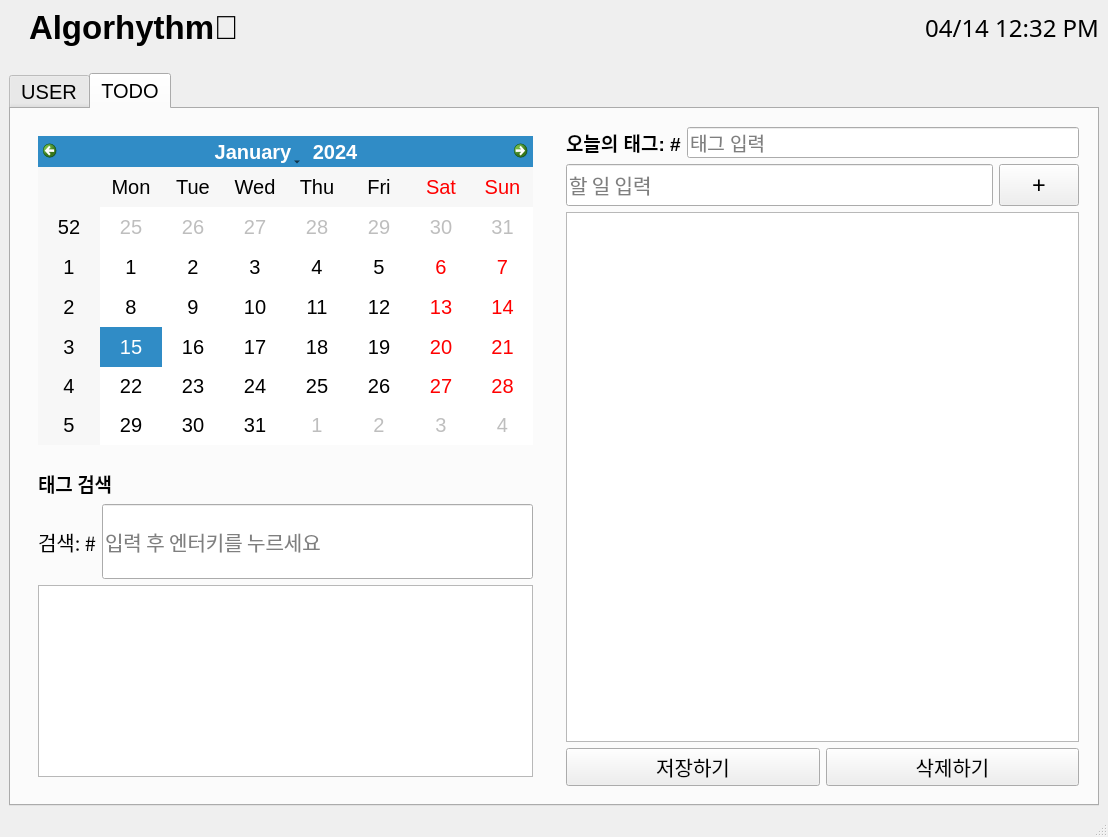
Old version of the form Algorhythm/algorhythm.ui in the repository MIN60/Algorhythm.
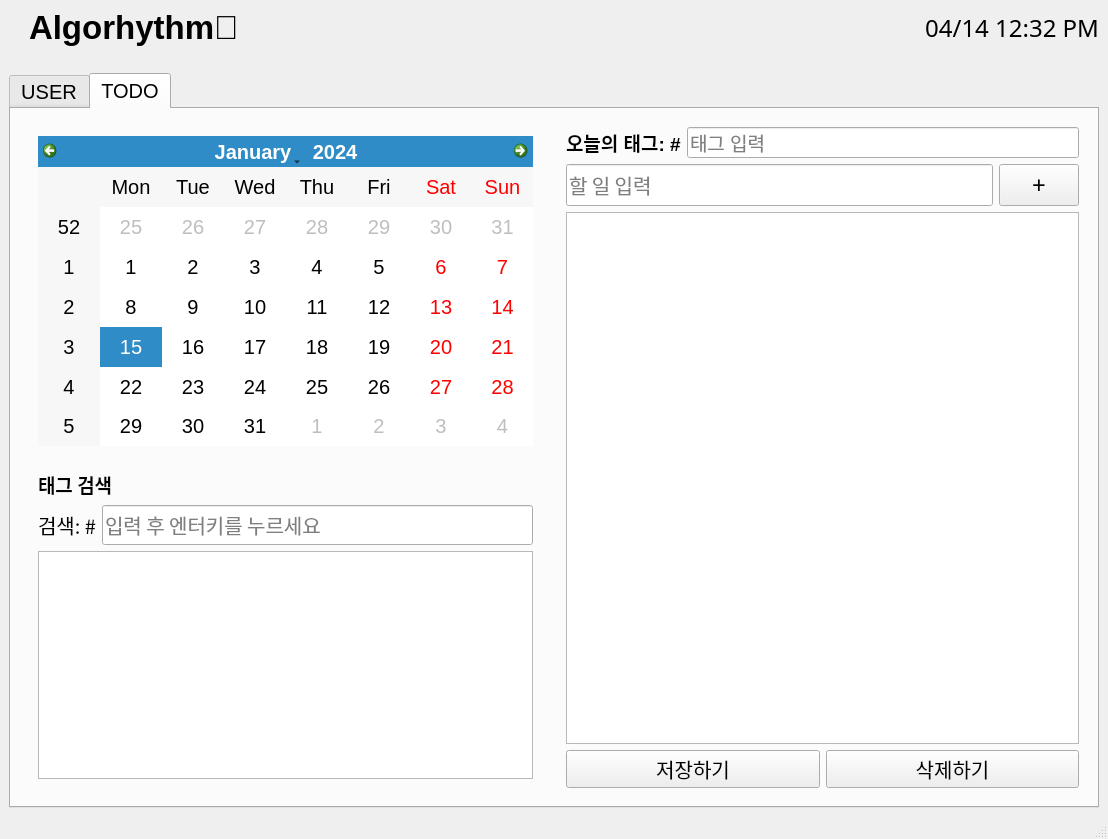
New version of the form. Custom widgets are drawn as their Qt base class.

Commit message: Fix/#32: Set tag_input minimumSize

Diff of the .ui file:
```diff
--- a/Algorhythm/algorhythm.ui
+++ b/Algorhythm/algorhythm.ui
@@ -7,7 +7,7 @@
     <x>0</x>
     <y>0</y>
     <width>1108</width>
-    <height>837</height>
+    <height>839</height>
    </rect>
   </property>
   <property name="windowTitle">
@@ -170,11 +170,17 @@
                 <item>
                  <widget class="QLineEdit" name="tag_input">
                   <property name="sizePolicy">
-                   <sizepolicy hsizetype="Expanding" vsizetype="Expanding">
+                   <sizepolicy hsizetype="Expanding" vsizetype="Fixed">
                     <horstretch>0</horstretch>
                     <verstretch>0</verstretch>
                    </sizepolicy>
                   </property>
+                  <property name="minimumSize">
+                   <size>
+                    <width>0</width>
+                    <height>40</height>
+                   </size>
+                  </property>
                   <property name="font">
                    <font>
                     <family>Noto Sans KR</family>
```
